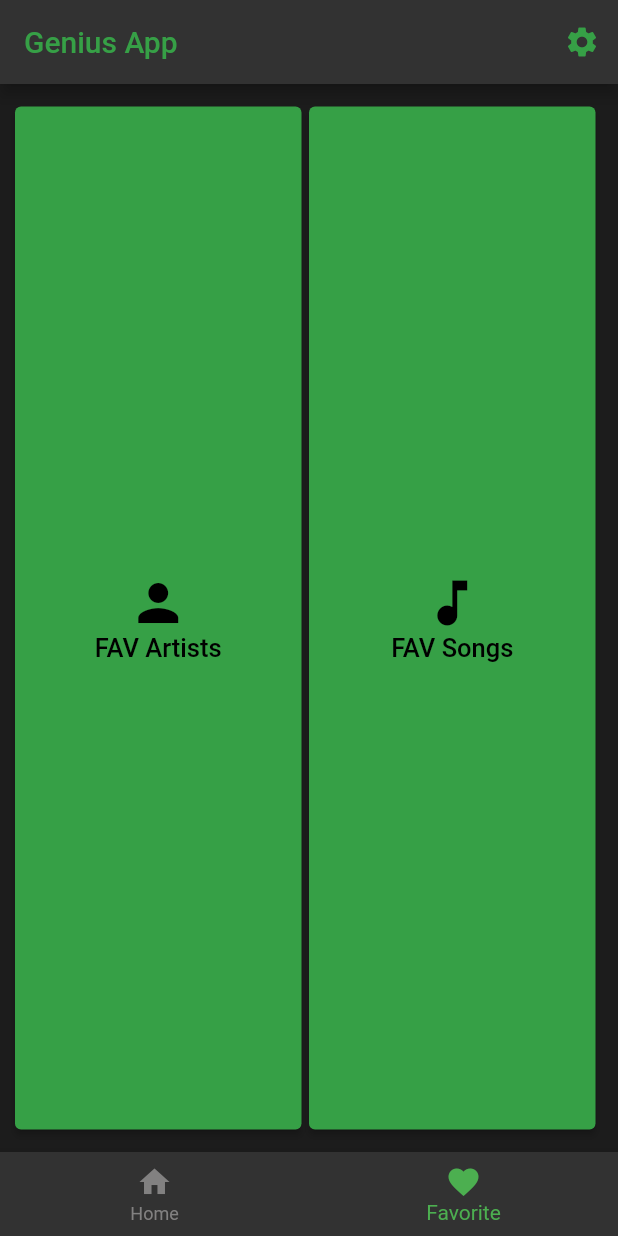
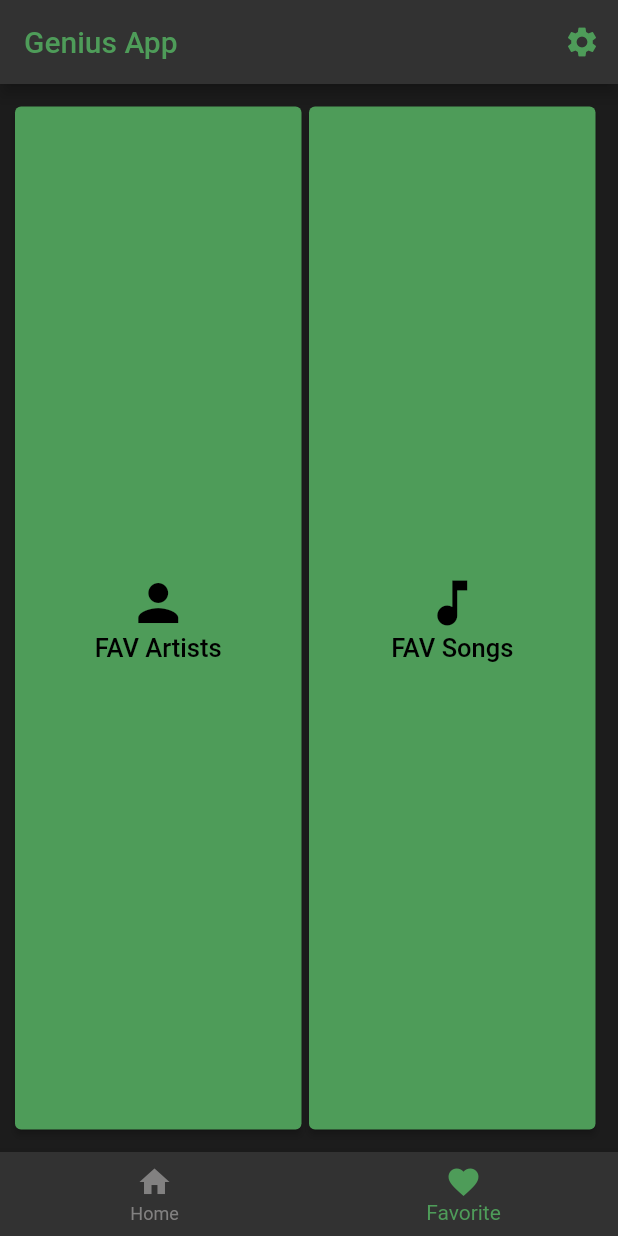
Before and after one commit to hermandyudin/flutter_group_project, a Flutter app: the screen it shows after launch, item 2 of the bottom bar chosen, on a phone screen of 412 x 824 dp. Run offline on Flutter 3.47's test engine with Material 2 defaults, Android fonts, the phone set to English and light mode, and no system bars; our stand-ins replace get, internet_connection_checker; network calls fail; Roboto replaces fonts that are missing (Montserrat).

Commit message:
[CHANGED]: colors for light theme

```diff
--- a/lib/artist_page.dart
+++ b/lib/artist_page.dart
@@ -93,7 +93,7 @@ class ArtistPage extends State<ArtistStateful> {
                                                     ? Icons.favorite
                                                     : Icons.favorite_border,
                                                 color: alreadySaved
-                                                    ? Colors.red
+                                                    ? CustomColors.white
                                                     : null,
                                                 semanticLabel: alreadySaved
                                                     ? 'Remove from saved'
--- a/lib/favorite_artists_page.dart
+++ b/lib/favorite_artists_page.dart
@@ -24,9 +24,10 @@ class FavoriteArtists extends State<FavoriteArtistsStateful> {
         child: const Card(
           margin: EdgeInsets.all(10),
           elevation: 10,
-          color: CustomColors.black,
+          color: Colors.transparent,
           child: ListTile(
             contentPadding: EdgeInsets.all(10),
+            tileColor: Colors.transparent,
           ),
         ),
       );
--- a/lib/main.dart
+++ b/lib/main.dart
@@ -142,7 +142,7 @@ class _MyHomePageState extends State<MyHomePage> {
           ),
         ],
         currentIndex: _selectedIndex,
-        selectedItemColor: Colors.green,
+        selectedItemColor: CustomColors.green,
         onTap: _onItemTapped,
       ),
     );
--- a/lib/song_page.dart
+++ b/lib/song_page.dart
@@ -133,7 +133,7 @@ class SongPage extends State<SongStateful> {
                                                         ? Icons.favorite
                                                         : Icons.favorite_border,
                                                     color: alreadySaved
-                                                        ? Colors.red
+                                                        ? CustomColors.white
                                                         : null,
                                                     semanticLabel: alreadySaved
                                                         ? 'Remove from saved'
--- a/lib/theme/colors.dart
+++ b/lib/theme/colors.dart
@@ -1,10 +1,9 @@
 import 'dart:ui';
 
 class CustomColors {
-  static const green = Color(0xFF36A046);
+  static const green = Color(0xFF4E9C59);
   static const grey = Color(0xFF828181);
   static const black = Color(0xFF1C1C1C);
   static const lightBlack = Color(0xFF323232);
   static const white = Color(0xFFFFFFFF);
-  static const mint = Color(0xFF73D299);
 }
```
Also changed, not shown: lib/theme/dark_green_theme.dart (+6 -6 lines).
